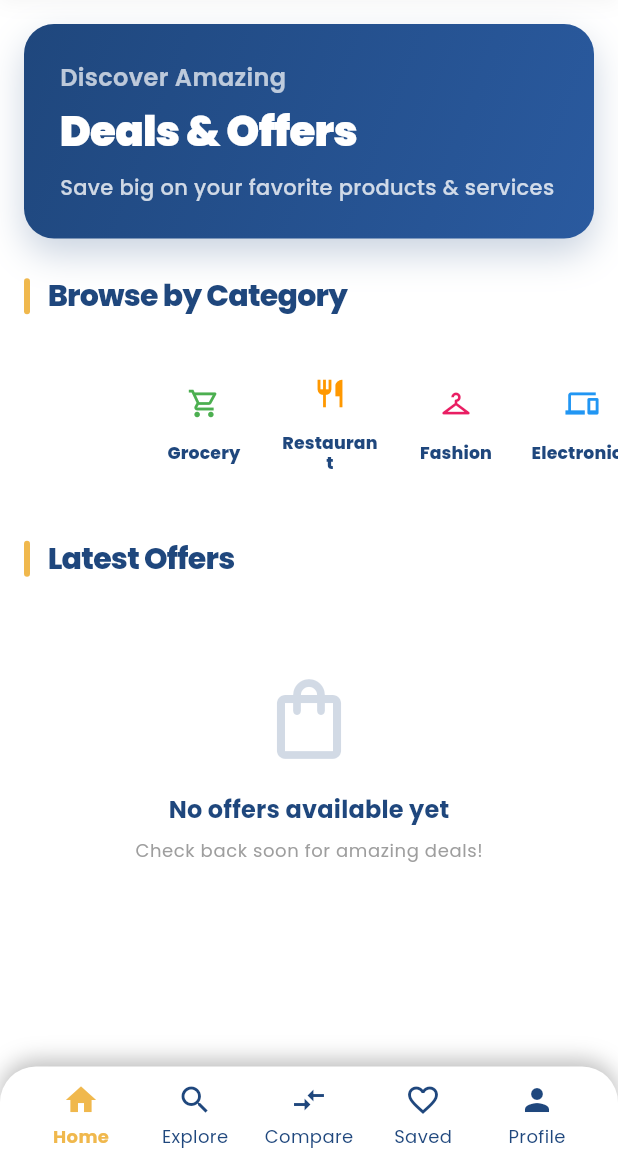
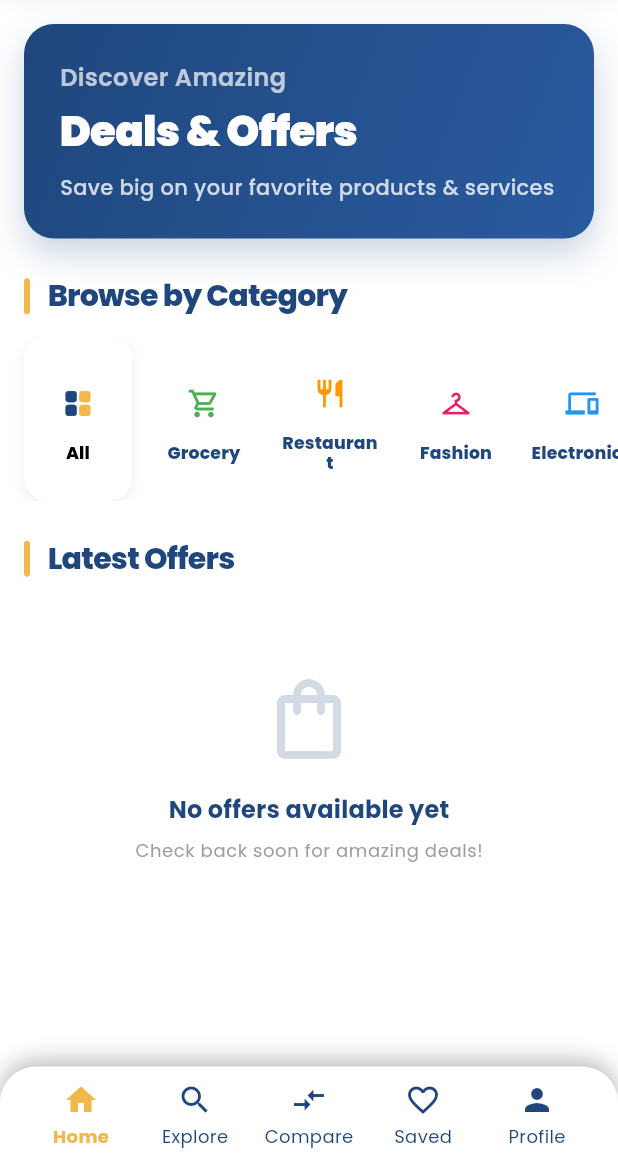
Before and after one commit to offoraprivatelimited/Offora-Flutter, a Flutter app: the MainScreen screen opened by its route, on a phone screen of 412 x 824 dp, the part 72-1236 px from its top. Run offline on Flutter 3.47's test engine with Material 3 defaults, Android fonts, the phone set to English and light mode, and no system bars; our stand-ins replace cached_network_image, cloud_firestore, firebase_auth, firebase_core, firebase_storage, flutter_dotenv and 7 more; missing offline and left inert: dart:js_interop; accounts and stored records are empty.

Commit message:
cleared all the user interface errors

```diff
--- a/lib/screens/explore_screen.dart
+++ b/lib/screens/explore_screen.dart
@@ -196,6 +196,11 @@ class _ExploreScreenState extends State<ExploreScreen> {
               padding: const EdgeInsets.fromLTRB(16, 12, 16, 8),
               child: TextField(
                 controller: _searchController,
+                cursorColor: AppColors.darkBlue,
+                style: const TextStyle(
+                  color: AppColors.darkBlue,
+                  fontWeight: FontWeight.w600,
+                ),
                 onChanged: (value) {
                   setState(() {
                     _searchQuery = value;
@@ -203,11 +208,16 @@ class _ExploreScreenState extends State<ExploreScreen> {
                 },
                 decoration: InputDecoration(
                   hintText: 'Search offers...',
-                  hintStyle: TextStyle(color: Colors.grey.shade500),
-                  prefixIcon: Icon(Icons.search, color: Colors.grey.shade600),
+                  hintStyle: TextStyle(
+                    color: AppColors.darkBlue.withOpacity(0.55),
+                    fontWeight: FontWeight.w500,
+                  ),
+                  prefixIcon:
+                      const Icon(Icons.search, color: AppColors.darkBlue),
                   suffixIcon: _searchQuery.isNotEmpty
                       ? IconButton(
-                          icon: Icon(Icons.clear, color: Colors.grey.shade600),
+                          icon: const Icon(Icons.clear,
+                              color: AppColors.darkBlue),
                           onPressed: () {
                             _searchController.clear();
                             setState(() {
@@ -217,10 +227,27 @@ class _ExploreScreenState extends State<ExploreScreen> {
                         )
                       : null,
                   filled: true,
-                  fillColor: Colors.grey.shade100,
+                  fillColor: Colors.white,
                   border: OutlineInputBorder(
                     borderRadius: BorderRadius.circular(12),
-                    borderSide: BorderSide.none,
+                    borderSide: const BorderSide(
+                      color: AppColors.darkBlue,
+                      width: 1.2,
+                    ),
+                  ),
+                  enabledBorder: OutlineInputBorder(
+                    borderRadius: BorderRadius.circular(12),
+                    borderSide: BorderSide(
+                      color: AppColors.darkBlue.withOpacity(0.35),
+                      width: 1.1,
+                    ),
+                  ),
+                  focusedBorder: OutlineInputBorder(
+                    borderRadius: BorderRadius.circular(12),
+                    borderSide: const BorderSide(
+                      color: AppColors.darkBlue,
+                      width: 1.5,
+                    ),
                   ),
                   contentPadding: const EdgeInsets.symmetric(
                     horizontal: 16,
--- a/lib/screens/home_screen.dart
+++ b/lib/screens/home_screen.dart
@@ -314,6 +314,36 @@ class _HomeScreenState extends State<HomeScreen> {
                                           category['name'] == 'All');
                               final offerCount = counts[category['name']] ?? 0;
 
+                              // Custom style for 'All' card: white background, split blue/orange icon
+                              final isAll = category['name'] == 'All';
+                              final cardDecoration = isAll
+                                  ? BoxDecoration(
+                                      color: Colors.white,
+                                      borderRadius: BorderRadius.circular(16),
+                                      boxShadow: [
+                                        BoxShadow(
+                                          color: Colors.black.withOpacity(0.06),
+                                          blurRadius: 8,
+                                          offset: const Offset(0, 3),
+                                        ),
+                                      ],
+                                    )
+                                  : BoxDecoration(
+                                      color: Colors.transparent,
+                                      borderRadius: BorderRadius.circular(16),
+                                    );
+                              final iconColor = isAll
+                                  ? Colors
+                                      .white // used only under shader for split color
+                                  : (isSelected
+                                      ? Colors.white
+                                      : category['color']);
+                              final textColor = isAll
+                                  ? Colors.black
+                                  : (isSelected
+                                      ? Colors.white
+                                      : AppColors.darkBlue);
+
                               return Padding(
                                 padding: const EdgeInsets.only(right: 12),
                                 child: GestureDetector(
@@ -329,9 +359,7 @@ class _HomeScreenState extends State<HomeScreen> {
                                     duration: const Duration(milliseconds: 200),
                                     width: 72,
                                     height: 92,
-                                    decoration: const BoxDecoration(
-                                      color: Colors.transparent,
-                                    ),
+                                    decoration: cardDecoration,
                                     child: Stack(
                                       children: [
                                         Center(
@@ -344,16 +372,50 @@ class _HomeScreenState extends State<HomeScreen> {
                                               Container(
                                                 padding:
                                                     const EdgeInsets.all(8),
-                                                decoration: const BoxDecoration(
-                                                  color: Colors.transparent,
+                                                decoration: BoxDecoration(
+                                                  color: isSelected && isAll
+                                                      ? Colors.white
+                                                          .withOpacity(0.12)
+                                                      : Colors.transparent,
+                                                  borderRadius:
+                                                      BorderRadius.circular(12),
                                                 ),
-                                                child: Icon(
-                                                  category['icon'],
-                                                  color: isSelected
-                                                      ? Colors.white
-                                                      : category['color'],
-                                                  size: 22,
-                                                ),
+                                                child: isAll
+                                                    ? ShaderMask(
+                                                        shaderCallback: (bounds) =>
+                                                            const LinearGradient(
+                                                          colors: [
+                                                            AppColors.darkBlue,
+                                                            AppColors.darkBlue,
+                                                            AppColors
+                                                                .brightGold,
+                                                            AppColors
+                                                                .brightGold,
+                                                          ],
+                                                          stops: [
+                                                            0,
+                                                            0.5,
+                                                            0.5,
+                                                            1
+                                                          ],
+                                                          begin: Alignment
+                                                              .centerLeft,
+                                                          end: Alignment
+                                                              .centerRight,
+                                                        ).createShader(bounds),
+                                                        blendMode:
+                                                            BlendMode.srcIn,
+                                                        child: Icon(
+                                                          category['icon'],
+                                                          color: iconColor,
+                                                          size: 22,
+                                                        ),
+                                                      )
+                                                    : Icon(
+                                                        category['icon'],
+                                                        color: iconColor,
+                                                        size: 22,
+                                                      ),
                                               ),
                                               const SizedBox(height: 7),
                                               Padding(
@@ -366,9 +428,7 @@ class _HomeScreenState extends State<HomeScreen> {
                                                   style: TextStyle(
                                                     fontSize: 11.5,
                                                     fontWeight: FontWeight.w800,
-                                                    color: isSelected
-                                                        ? Colors.white
-                                                        : AppColors.darkBlue,
+                                                    color: textColor,
                                                     letterSpacing: 0.1,
                                                     height: 1.13,
                                                   ),
@@ -393,7 +453,9 @@ class _HomeScreenState extends State<HomeScreen> {
                                               decoration: BoxDecoration(
                                                 color: isSelected
                                                     ? Colors.white
-                                                    : AppColors.brightGold,
+                                                    : (isAll
+                                                        ? AppColors.brightGold
+                                                        : AppColors.brightGold),
                                                 borderRadius:
                                                     BorderRadius.circular(10),
                                                 boxShadow: [
@@ -414,7 +476,9 @@ class _HomeScreenState extends State<HomeScreen> {
                                                   fontSize: 10,
                                                   fontWeight: FontWeight.w800,
                                                   color: isSelected
-                                                      ? category['color']
+                                                      ? (isAll
+                                                          ? AppColors.darkBlue
+                                                          : category['color'])
                                                       : Colors.white,
                                                 ),
                                               ),
```
